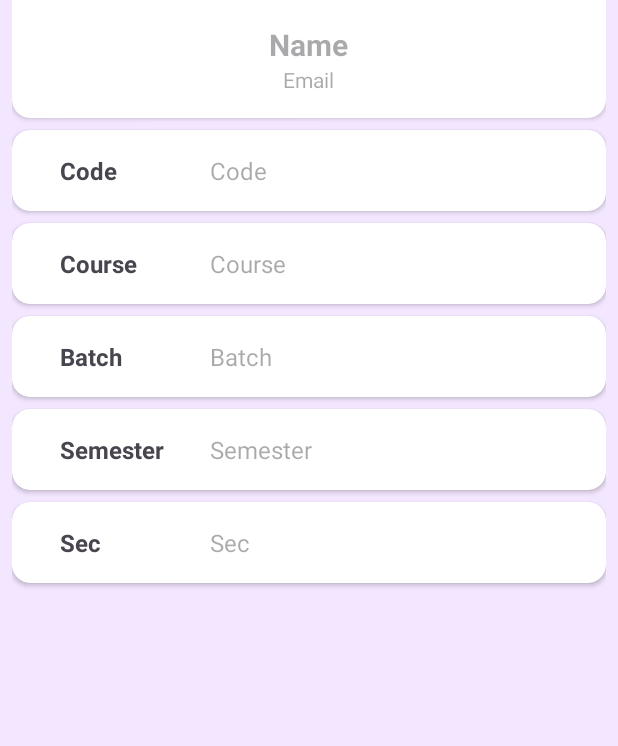
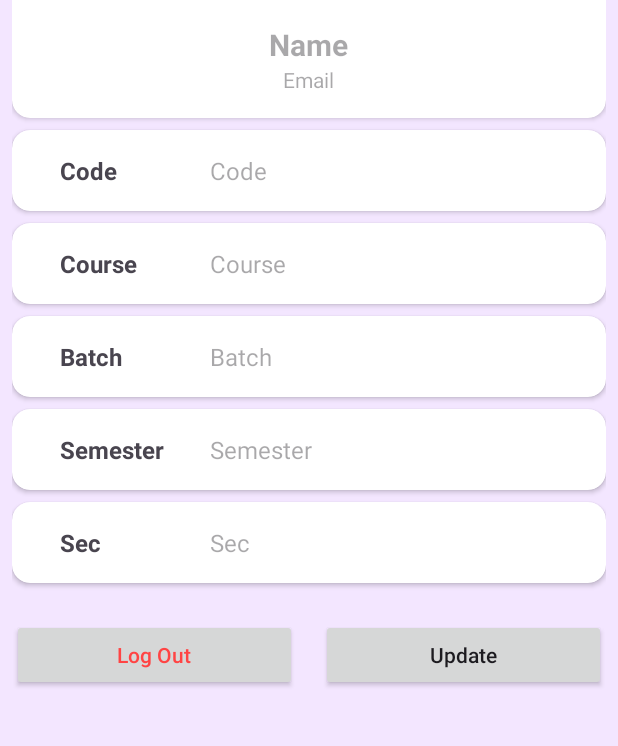
Before and after one commit to Prasanta3702/Major-Project, an Android app: the ManageAccountActivity screen opened directly, with no data from a screen before it, on a phone screen of 412 x 824 dp, the part 282-1028 px from its top. Run offline under Robolectric (Android 15) with nearby library versions, the light colour scheme and no system bars; our stand-ins replace CircleImageView, Firebase (no records; nobody signed in at launch, a user with empty details on screens opened directly); 7 statements that could not run were skipped.

Commit message:
Update the login and assignment

```diff
--- a/app/src/main/java/com/pkyr/brainace/adapters/AssignmentAdapter.java
+++ b/app/src/main/java/com/pkyr/brainace/adapters/AssignmentAdapter.java
@@ -48,12 +48,6 @@ public class AssignmentAdapter extends RecyclerView.Adapter<AssignmentAdapter.It
         holder.lastDate.setText(assignmentModel.getAssignment_last_date());
         holder.date.setText(assignmentModel.getAssignment_date());
         holder.subject.setText(assignmentModel.getAssignment_subject());
-        if(assignmentModel.getStatus().equals("true")) {
-            holder.uploadBtn.setText("Uploaded");
-            holder.uploadBtn.setEnabled(false);
-        } else {
-            holder.uploadBtn.setEnabled(true);
-        }
     }
 
     @Override
--- /dev/null
+++ b/app/src/main/res/drawable/icon_log_out.xml
@@ -0,0 +1,6 @@
+<vector android:autoMirrored="true" android:height="24dp"
+    android:tint="#000000" android:viewportHeight="24"
+    android:viewportWidth="24" android:width="24dp" xmlns:android="http://schemas.android.com/apk/res/android">
+    <path android:fillColor="@android:color/white" android:pathData="M5,5h6c0.55,0 1,-0.45 1,-1v0c0,-0.55 -0.45,-1 -1,-1H5C3.9,3 3,3.9 3,5v14c0,1.1 0.9,2 2,2h6c0.55,0 1,-0.45 1,-1v0c0,-0.55 -0.45,-1 -1,-1H5V5z"/>
+    <path android:fillColor="@android:color/white" android:pathData="M20.65,11.65l-2.79,-2.79C17.54,8.54 17,8.76 17,9.21V11h-7c-0.55,0 -1,0.45 -1,1v0c0,0.55 0.45,1 1,1h7v1.79c0,0.45 0.54,0.67 0.85,0.35l2.79,-2.79C20.84,12.16 20.84,11.84 20.65,11.65z"/>
+</vector>
--- a/app/src/main/res/layout/activity_manage_account.xml
+++ b/app/src/main/res/layout/activity_manage_account.xml
@@ -224,6 +224,32 @@
                     </LinearLayout>
                 </androidx.cardview.widget.CardView>
 
+                <LinearLayout
+                    android:layout_width="match_parent"
+                    android:layout_height="wrap_content"
+                    android:layout_marginTop="16dp"
+                    android:orientation="horizontal">
+
+                    <androidx.appcompat.widget.AppCompatButton
+                        android:id="@+id/logoutBtn"
+                        android:layout_width="wrap_content"
+                        android:layout_height="wrap_content"
+                        android:layout_weight="1"
+                        android:layout_marginEnd="8dp"
+                        android:textColor="@android:color/holo_red_light"
+                        android:textAllCaps="false"
+                        android:text="Log Out"/>
+
+                    <androidx.appcompat.widget.AppCompatButton
+                        android:id="@+id/updateBtn"
+                        android:layout_width="wrap_content"
+                        android:layout_height="wrap_content"
+                        android:layout_weight="1"
+                        android:layout_marginStart="8dp"
+                        android:textAllCaps="false"
+                        android:text="Update"/>
+                </LinearLayout>
+
             </LinearLayout>
     </androidx.core.widget.NestedScrollView>
 </androidx.coordinatorlayout.widget.CoordinatorLayout>
```
Also changed, not shown: app/src/main/java/com/pkyr/brainace/AssignmentUploadActivity.java (+3 -49 lines), app/src/main/java/com/pkyr/brainace/ManageAccountActivity.java (+9 -0 lines), app/src/main/java/com/pkyr/brainace/model/AssignmentModel.java (+0 -9 lines).
